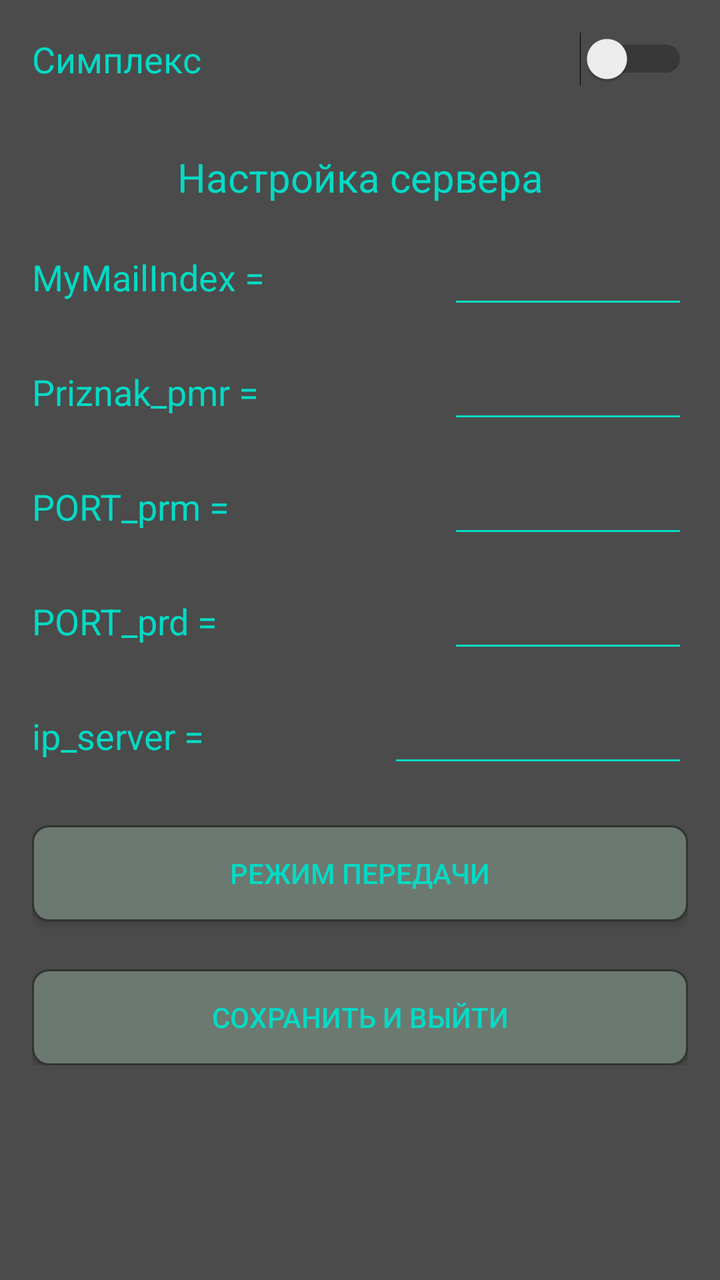
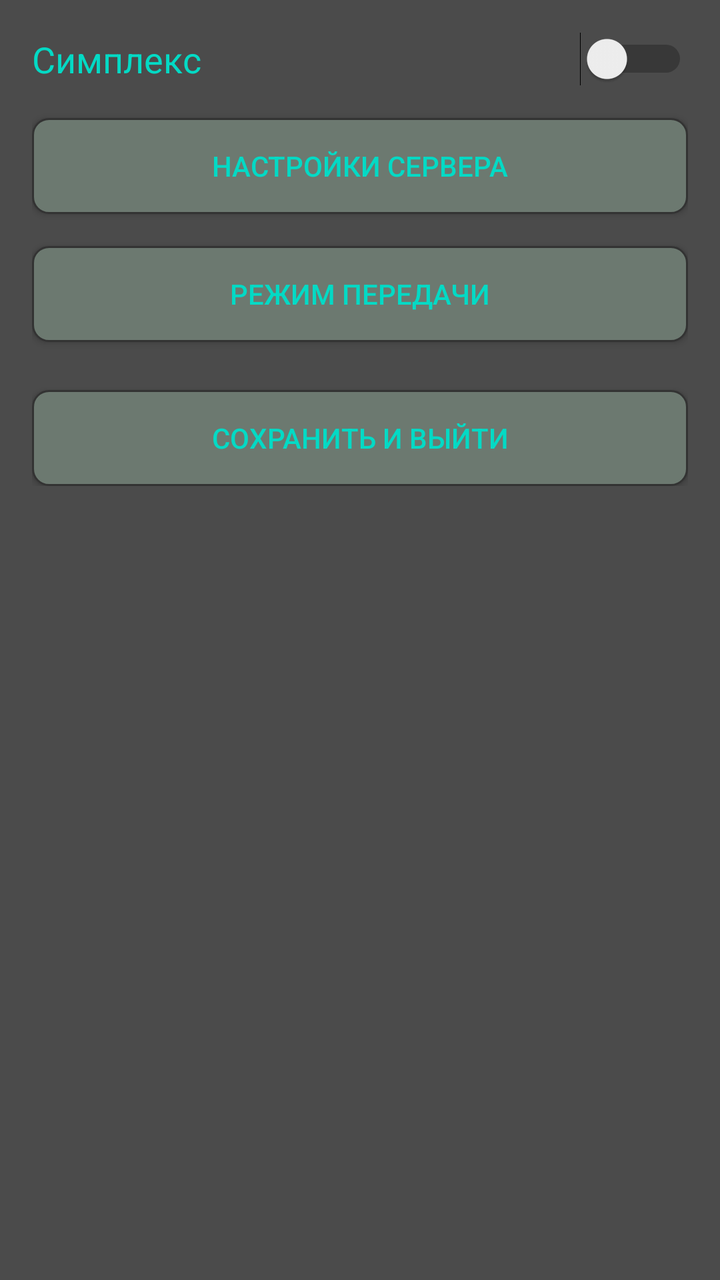

Before-and-after screenshots of an Android layout around one commit, followed by the original layout XML and the change that was made.
<!-- AndroidManifest.xml: application theme AppTheme -->
<!-- res/layout/activity_settings.xml -->
<?xml version="1.0" encoding="utf-8"?>
<ScrollView xmlns:android="http://schemas.android.com/apk/res/android"
    android:layout_width="match_parent"
    android:layout_height="match_parent"
    android:background="@color/colorback"
    android:padding="16dp">

    <LinearLayout
        android:layout_width="match_parent"
        android:layout_height="wrap_content"
        android:orientation="vertical">

        
        <LinearLayout
            android:layout_width="match_parent"
            android:layout_height="wrap_content"
            android:gravity="center_vertical"
            android:layout_marginBottom="16dp"
            android:orientation="horizontal">
            <TextView
                android:layout_width="0dp"
                android:layout_height="wrap_content"
                android:layout_weight="1"
                android:text="@string/simpl"
                android:textColor="@color/colortextabout"
                android:textSize="18sp" />
            <Switch
                android:id="@+id/switchSimplex"
                android:layout_width="wrap_content"
                android:layout_height="wrap_content" />
        </LinearLayout>

        <TextView
            android:layout_width="match_parent"
            android:layout_height="wrap_content"
            android:layout_marginTop="16dp"
            android:layout_marginBottom="16dp"
            android:gravity="center"
            android:text="Настройка сервера"
            android:textColor="@color/colortextabout"
            android:textSize="20sp" />

        
        <LinearLayout
            android:layout_width="match_parent"
            android:layout_height="wrap_content"
            android:gravity="center_vertical"
            android:layout_marginBottom="16dp"
            android:orientation="horizontal">
            <TextView
                android:layout_width="0dp"
                android:layout_height="wrap_content"
                android:layout_weight="1"
                android:text="MyMailIndex ="
                android:textColor="@color/colortextabout"
                android:textSize="18sp" />
            <EditText
                android:id="@+id/editMailIndex"
                android:layout_width="120dp"
                android:layout_height="wrap_content"
                android:backgroundTint="@color/colortextabout"
                android:inputType="number"
                android:textColor="@color/colortextabout"
                android:textSize="18sp" />
        </LinearLayout>

        
        <LinearLayout
            android:layout_width="match_parent"
            android:layout_height="wrap_content"
            android:gravity="center_vertical"
            android:layout_marginBottom="16dp"
            android:orientation="horizontal">
            <TextView
                android:layout_width="0dp"
                android:layout_height="wrap_content"
                android:layout_weight="1"
                android:text="Priznak_pmr ="
                android:textColor="@color/colortextabout"
                android:textSize="18sp" />
            <EditText
                android:id="@+id/editPriznak"
                android:layout_width="120dp"
                android:layout_height="wrap_content"
                android:backgroundTint="@color/colortextabout"
                android:inputType="number"
                android:maxLength="5"
                android:textColor="@color/colortextabout"
                android:textSize="18sp" />
        </LinearLayout>

        
        <LinearLayout
            android:layout_width="match_parent"
            android:layout_height="wrap_content"
            android:gravity="center_vertical"
            android:layout_marginBottom="16dp"
            android:orientation="horizontal">
            <TextView
                android:layout_width="0dp"
                android:layout_height="wrap_content"
                android:layout_weight="1"
                android:text="PORT_prm ="
                android:textColor="@color/colortextabout"
                android:textSize="18sp" />
            <EditText
                android:id="@+id/editPortPrm"
                android:layout_width="120dp"
                android:layout_height="wrap_content"
                android:backgroundTint="@color/colortextabout"
                android:inputType="number"
                android:textColor="@color/colortextabout"
                android:textSize="18sp" />
        </LinearLayout>

        
        <LinearLayout
            android:layout_width="match_parent"
            android:layout_height="wrap_content"
            android:gravity="center_vertical"
            android:layout_marginBottom="16dp"
            android:orientation="horizontal">
            <TextView
                android:layout_width="0dp"
                android:layout_height="wrap_content"
                android:layout_weight="1"
                android:text="PORT_prd ="
                android:textColor="@color/colortextabout"
                android:textSize="18sp" />
            <EditText
                android:id="@+id/editPortPrd"
                android:layout_width="120dp"
                android:layout_height="wrap_content"
                android:backgroundTint="@color/colortextabout"
                android:inputType="number"
                android:textColor="@color/colortextabout"
                android:textSize="18sp" />
        </LinearLayout>

        
        <LinearLayout
            android:layout_width="match_parent"
            android:layout_height="wrap_content"
            android:gravity="center_vertical"
            android:layout_marginBottom="24dp"
            android:orientation="horizontal">
            <TextView
                android:layout_width="0dp"
                android:layout_height="wrap_content"
                android:layout_weight="1"
                android:text="ip_server ="
                android:textColor="@color/colortextabout"
                android:textSize="18sp" />
            <EditText
                android:id="@+id/editIp"
                android:layout_width="150dp"
                android:layout_height="wrap_content"
                android:backgroundTint="@color/colortextabout"
                android:inputType="text"
                android:textColor="@color/colortextabout"
                android:textSize="18sp" />
        </LinearLayout>

        
        <Button
            android:id="@+id/btnCodecDialog"
            android:layout_width="match_parent"
            android:layout_height="wrap_content"
            android:layout_marginBottom="24dp"
            android:background="@drawable/roundshapebtn"
            android:text="Режим передачи"
            android:textColor="@color/colorButton" />

        <Button
            android:id="@+id/btnSaveSettings"
            android:layout_width="match_parent"
            android:layout_height="wrap_content"
            android:background="@drawable/roundshapebtn"
            android:text="СОХРАНИТЬ И ВЫЙТИ"
            android:textColor="@color/colorButton" />
    </LinearLayout>
</ScrollView>
<!-- resources referenced by this layout -->
<resources>
  <color name="colorButton">#03dac5</color>
  <color name="colorback">#4b4b4b</color>
  <color name="colortextabout">#03dac5</color>
  <!-- drawable roundshapebtn (drawable) -->
  <?xml version="1.0" encoding="utf-8"?>
  <shape xmlns:android="http://schemas.android.com/apk/res/android"
      android:shape="rectangle">
      <corners android:radius="8dp" />
      <solid android:color="@color/colorButtonBack" />
      <stroke android:width="1dp" android:color="#333333" />
  </shape>
  <string name="simpl">Симплекс</string>
  <style name="AppTheme" parent="Theme.AppCompat.Light.NoActionBar">
          <item name="colorAccent">@color/colorAccent</item>
          <item name="colorPrimary">@color/colorPrimary</item>
          <item name="colorPrimaryDark">@color/colorPrimaryDark</item>
      </style>
  <color name="colorButtonBack">#6c7970</color>
  <color name="colorAccent">#03dac5</color>
  <color name="colorPrimary">#6200ee</color>
  <color name="colorPrimaryDark">#3700b3</color>
</resources>

<!-- the commit's change to res/layout/activity_settings.xml (unified diff, before → after) -->
@@ -10,7 +10,6 @@
         android:layout_height="wrap_content"
         android:orientation="vertical">
 
-        
         <LinearLayout
             android:layout_width="match_parent"
             android:layout_height="wrap_content"
@@ -21,7 +20,7 @@
                 android:layout_width="0dp"
                 android:layout_height="wrap_content"
                 android:layout_weight="1"
-                android:text="@string/simpl"
+                android:text="Симплекс"
                 android:textColor="@color/colortextabout"
                 android:textSize="18sp" />
             <Switch
@@ -30,138 +29,140 @@
                 android:layout_height="wrap_content" />
         </LinearLayout>
 
-        <TextView
+        <Button
+            android:id="@+id/btnToggleServer"
             android:layout_width="match_parent"
             android:layout_height="wrap_content"
-            android:layout_marginTop="16dp"
-            android:layout_marginBottom="16dp"
-            android:gravity="center"
-            android:text="Настройка сервера"
-            android:textColor="@color/colortextabout"
-            android:textSize="20sp" />
+            android:background="@drawable/roundshapebtn"
+            android:text="Настройки сервера"
+            android:textColor="@color/colorButton"
+            android:layout_marginBottom="16dp" />
 
         
         <LinearLayout
+            android:id="@+id/layoutServerSettings"
             android:layout_width="match_parent"
             android:layout_height="wrap_content"
-            android:gravity="center_vertical"
-            android:layout_marginBottom="16dp"
-            android:orientation="horizontal">
-            <TextView
-                android:layout_width="0dp"
+            android:orientation="vertical"
+            android:visibility="gone">
+
+            <LinearLayout
+                android:layout_width="match_parent"
                 android:layout_height="wrap_content"
-                android:layout_weight="1"
-                android:text="MyMailIndex ="
-                android:textColor="@color/colortextabout"
-                android:textSize="18sp" />
-            <EditText
-                android:id="@+id/editMailIndex"
-                android:layout_width="120dp"
+                android:gravity="center_vertical"
+                android:layout_marginBottom="16dp"
+                android:orientation="horizontal">
+                <TextView
+                    android:layout_width="0dp"
+                    android:layout_height="wrap_content"
+                    android:layout_weight="1"
+                    android:text="MyMailIndex ="
+                    android:textColor="@color/colortextabout"
+                    android:textSize="18sp" />
+                <EditText
+                    android:id="@+id/editMailIndex"
+                    android:layout_width="120dp"
+                    android:layout_height="wrap_content"
+                    android:backgroundTint="@color/colortextabout"
+                    android:inputType="number"
+                    android:textColor="@color/colortextabout"
+                    android:textSize="18sp" />
+            </LinearLayout>
+
+            <LinearLayout
+                android:layout_width="match_parent"
                 android:layout_height="wrap_content"
-                android:backgroundTint="@color/colortextabout"
-                android:inputType="number"
-                android:textColor="@color/colortextabout"
-                android:textSize="18sp" />
+                android:gravity="center_vertical"
+                android:layout_marginBottom="16dp"
+                android:orientation="horizontal">
+                <TextView
+                    android:layout_width="0dp"
+                    android:layout_height="wrap_content"
+                    android:layout_weight="1"
+                    android:text="Priznak_pmr ="
+                    android:textColor="@color/colortextabout"
+                    android:textSize="18sp" />
+                <EditText
+                    android:id="@+id/editPriznak"
+                    android:layout_width="120dp"
+                    android:layout_height="wrap_content"
+                    android:backgroundTint="@color/colortextabout"
+                    android:inputType="number"
+                    android:maxLength="5"
+                    android:textColor="@color/colortextabout"
+                    android:textSize="18sp" />
+            </LinearLayout>
+
+            <LinearLayout
+                android:layout_width="match_parent"
+                android:layout_height="wrap_content"
+                android:gravity="center_vertical"
+                android:layout_marginBottom="16dp"
+                android:orientation="horizontal">
+                <TextView
+                    android:layout_width="0dp"
+                    android:layout_height="wrap_content"
+                    android:layout_weight="1"
+                    android:text="PORT_prm ="
+                    android:textColor="@color/colortextabout"
+                    android:textSize="18sp" />
+                <EditText
+                    android:id="@+id/editPortPrm"
+                    android:layout_width="120dp"
+                    android:layout_height="wrap_content"
+                    android:backgroundTint="@color/colortextabout"
+                    android:inputType="number"
+                    android:textColor="@color/colortextabout"
+                    android:textSize="18sp" />
+            </LinearLayout>
+
+            <LinearLayout
+                android:layout_width="match_parent"
+                android:layout_height="wrap_content"
+                android:gravity="center_vertical"
+                android:layout_marginBottom="16dp"
+                android:orientation="horizontal">
+                <TextView
+                    android:layout_width="0dp"
+                    android:layout_height="wrap_content"
+                    android:layout_weight="1"
+                    android:text="PORT_prd ="
+                    android:textColor="@color/colortextabout"
+                    android:textSize="18sp" />
+                <EditText
+                    android:id="@+id/editPortPrd"
+                    android:layout_width="120dp"
+                    android:layout_height="wrap_content"
+                    android:backgroundTint="@color/colortextabout"
+                    android:inputType="number"
+                    android:textColor="@color/colortextabout"
+                    android:textSize="18sp" />
+            </LinearLayout>
+
+            <LinearLayout
+                android:layout_width="match_parent"
+                android:layout_height="wrap_content"
+                android:gravity="center_vertical"
+                android:layout_marginBottom="24dp"
+                android:orientation="horizontal">
+                <TextView
+                    android:layout_width="0dp"
+                    android:layout_height="wrap_content"
+                    android:layout_weight="1"
+                    android:text="ip_server ="
+                    android:textColor="@color/colortextabout"
+                    android:textSize="18sp" />
+                <EditText
+                    android:id="@+id/editIp"
+                    android:layout_width="150dp"
+                    android:layout_height="wrap_content"
+                    android:backgroundTint="@color/colortextabout"
+                    android:inputType="text"
+                    android:textColor="@color/colortextabout"
+                    android:textSize="18sp" />
+            </LinearLayout>
         </LinearLayout>
 
-        
-        <LinearLayout
-            android:layout_width="match_parent"
-            android:layout_height="wrap_content"
-            android:gravity="center_vertical"
-            android:layout_marginBottom="16dp"
-            android:orientation="horizontal">
-            <TextView
-                android:layout_width="0dp"
-                android:layout_height="wrap_content"
-                android:layout_weight="1"
-                android:text="Priznak_pmr ="
-                android:textColor="@color/colortextabout"
-                android:textSize="18sp" />
-            <EditText
-                android:id="@+id/editPriznak"
-                android:layout_width="120dp"
-                android:layout_height="wrap_content"
-                android:backgroundTint="@color/colortextabout"
-                android:inputType="number"
-                android:maxLength="5"
-                android:textColor="@color/colortextabout"
-                android:textSize="18sp" />
-        </LinearLayout>
-
-        
-        <LinearLayout
-            android:layout_width="match_parent"
-            android:layout_height="wrap_content"
-            android:gravity="center_vertical"
-            android:layout_marginBottom="16dp"
-            android:orientation="horizontal">
-            <TextView
-                android:layout_width="0dp"
-                android:layout_height="wrap_content"
-                android:layout_weight="1"
-                android:text="PORT_prm ="
-                android:textColor="@color/colortextabout"
-                android:textSize="18sp" />
-            <EditText
-                android:id="@+id/editPortPrm"
-                android:layout_width="120dp"
-                android:layout_height="wrap_content"
-                android:backgroundTint="@color/colortextabout"
-                android:inputType="number"
-                android:textColor="@color/colortextabout"
-                android:textSize="18sp" />
-        </LinearLayout>
-
-        
-        <LinearLayout
-            android:layout_width="match_parent"
-            android:layout_height="wrap_content"
-            android:gravity="center_vertical"
-            android:layout_marginBottom="16dp"
-            android:orientation="horizontal">
-            <TextView
-                android:layout_width="0dp"
-                android:layout_height="wrap_content"
-                android:layout_weight="1"
-                android:text="PORT_prd ="
-                android:textColor="@color/colortextabout"
-                android:textSize="18sp" />
-            <EditText
-                android:id="@+id/editPortPrd"
-                android:layout_width="120dp"
-                android:layout_height="wrap_content"
-                android:backgroundTint="@color/colortextabout"
-                android:inputType="number"
-                android:textColor="@color/colortextabout"
-                android:textSize="18sp" />
-        </LinearLayout>
-
-        
-        <LinearLayout
-            android:layout_width="match_parent"
-            android:layout_height="wrap_content"
-            android:gravity="center_vertical"
-            android:layout_marginBottom="24dp"
-            android:orientation="horizontal">
-            <TextView
-                android:layout_width="0dp"
-                android:layout_height="wrap_content"
-                android:layout_weight="1"
-                android:text="ip_server ="
-                android:textColor="@color/colortextabout"
-                android:textSize="18sp" />
-            <EditText
-                android:id="@+id/editIp"
-                android:layout_width="150dp"
-                android:layout_height="wrap_content"
-                android:backgroundTint="@color/colortextabout"
-                android:inputType="text"
-                android:textColor="@color/colortextabout"
-                android:textSize="18sp" />
-        </LinearLayout>
-
-        
         <Button
             android:id="@+id/btnCodecDialog"
             android:layout_width="match_parent"
<!-- resource entries referenced after the edit -->
@@ -11,7 +11,6 @@
       <solid android:color="@color/colorButtonBack" />
       <stroke android:width="1dp" android:color="#333333" />
   </shape>
-  <string name="simpl">Симплекс</string>
   <style name="AppTheme" parent="Theme.AppCompat.Light.NoActionBar">
           <item name="colorAccent">@color/colorAccent</item>
           <item name="colorPrimary">@color/colorPrimary</item>
